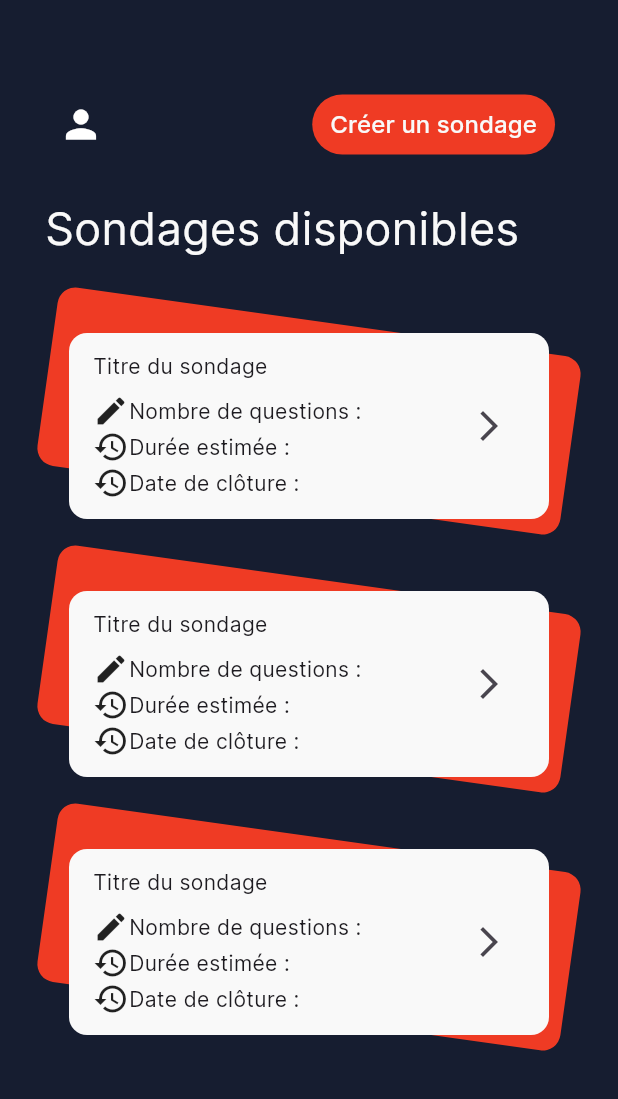
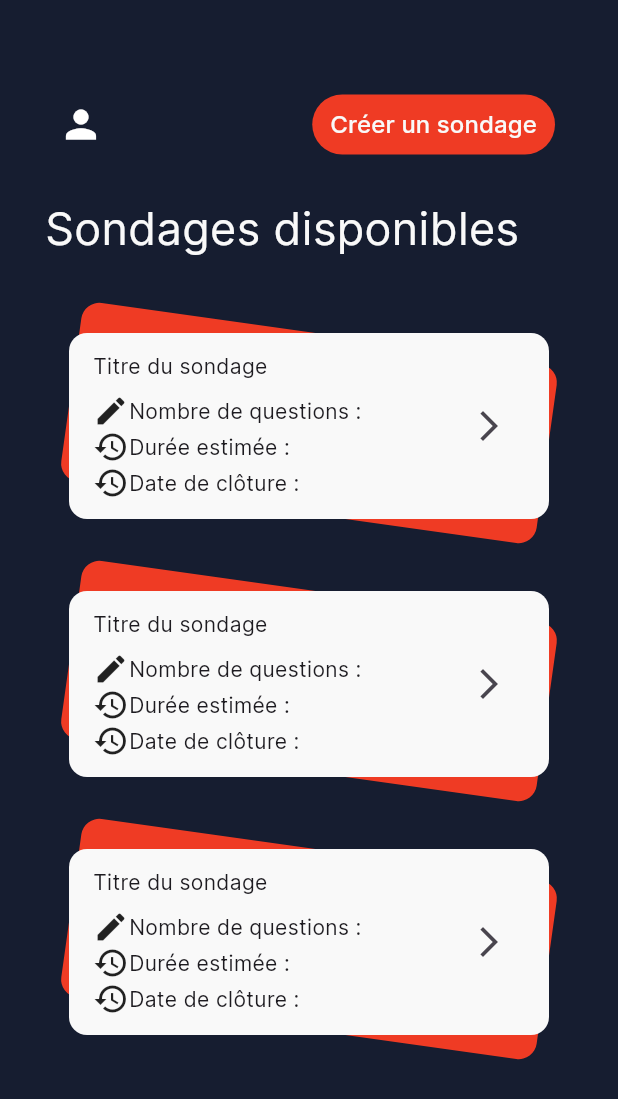
Before and after one commit to dev-crisis66/Eureka, a Flutter app: the HomeViewWidget screen opened by its route, on a phone screen of 412 x 824 dp. Shown: the top 1099 px of the screen. Run offline on Flutter 3.47's test engine with Material 3 defaults, Android fonts, the phone set to English and light mode, and no system bars; our stand-ins replace cloud_firestore, firebase_auth, firebase_core, get; accounts and stored records are empty.

Commit message:
homeCard modifs

```diff
--- a/lib/components/HomeCard.dart
+++ b/lib/components/HomeCard.dart
@@ -29,7 +29,8 @@ class _HomeCardWidgetState extends State<HomeCardWidget> {
   Widget build(BuildContext context) {
     return Stack(
       children: [
-        Center(
+        Padding(
+          padding: EdgeInsetsDirectional.fromSTEB(16, 8, 16, 40),
           child: Transform.rotate(
             angle: 8 * 3.141592653589793 / 180,
             child: Container(
@@ -45,7 +46,7 @@ class _HomeCardWidgetState extends State<HomeCardWidget> {
         Padding(
           padding: EdgeInsetsDirectional.fromSTEB(16, 8, 16, 40),
           child: Container(
-            width: MediaQuery.sizeOf(context).width,
+            width: 465,
             decoration: BoxDecoration(
               color: Utils.white,
               borderRadius: BorderRadius.circular(12),
--- a/lib/views/HomeView.dart
+++ b/lib/views/HomeView.dart
@@ -83,7 +83,7 @@ class _HomeViewWidgetState extends State<HomeViewWidget> {
               SizedBox(
                 height: 20,
               ),
-              Expanded(
+              Center(
                 child: SingleChildScrollView(
                   child: Column(
                     children: [
```
